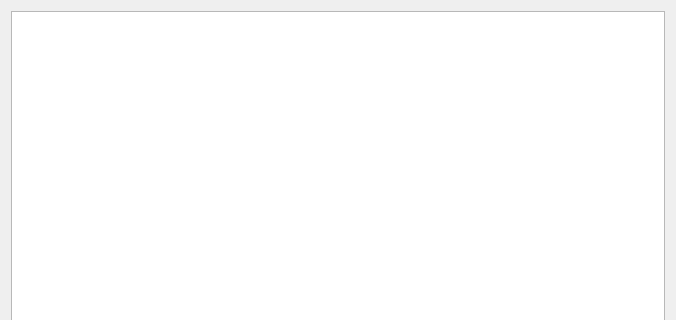
Old version of the form launcher/ui/dialogs/IconPickerDialog.ui in the repository awakenginexe/Awake-Launcher; both pictures show x 0 to 676 and y 0 to 320 of the 676 by 555 pixel window.
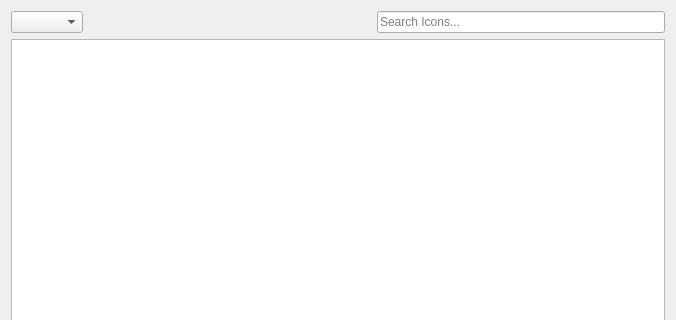
New version of the form.

Commit message:
add category selector to icon picker dialog
it uses some regex shenanigans for this, probably not ideal, idk if theres a good way to filter the icons without adding extra metadata or storing them in subfolders

```diff
--- a/launcher/ui/dialogs/IconPickerDialog.ui
+++ b/launcher/ui/dialogs/IconPickerDialog.ui
@@ -15,7 +15,64 @@
   </property>
   <layout class="QVBoxLayout" name="verticalLayout">
    <item>
-    <widget class="QListView" name="iconView"/>
+    <layout class="QVBoxLayout" name="verticalLayout">
+     <item>
+      <layout class="QHBoxLayout" name="horizontalLayout">
+       <item>
+        <widget class="QComboBox" name="contextCombo">
+         <property name="accessibleName">
+          <string>Icon category</string>
+         </property>
+        </widget>
+       </item>
+       <item>
+        <spacer name="horizontalSpacer">
+         <property name="orientation">
+          <enum>Qt::Horizontal</enum>
+         </property>
+         <property name="sizeHint" stdset="0">
+          <size>
+           <width>40</width>
+           <height>20</height>
+          </size>
+         </property>
+        </spacer>
+       </item>
+       <item>
+        <widget class="QLineEdit" name="searchLine">
+         <property name="placeholderText">
+          <string>Search Icons...</string>
+         </property>
+         <property name="clearButtonEnabled">
+          <bool>true</bool>
+         </property>
+        </widget>
+       </item>
+      </layout>
+     </item>
+    </layout>
+   </item>
+   <item>
+    <widget class="QListView" name="iconView">
+     <property name="iconSize">
+      <size>
+       <width>60</width>
+       <height>60</height>
+      </size>
+     </property>
+     <property name="movement">
+      <enum>QListView::Static</enum>
+     </property>
+     <property name="resizeMode">
+      <enum>QListView::Adjust</enum>
+     </property>
+     <property name="viewMode">
+      <enum>QListView::IconMode</enum>
+     </property>
+     <property name="uniformItemSizes">
+      <bool>true</bool>
+     </property>
+    </widget>
    </item>
    <item>
     <widget class="QDialogButtonBox" name="buttonBox">
```
The commit also changes 2 other files.
